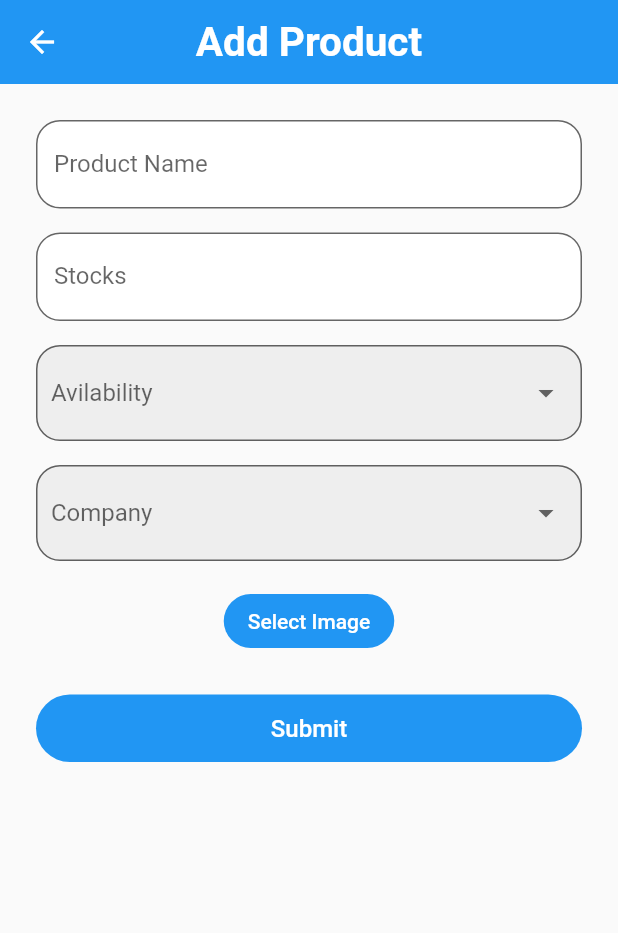
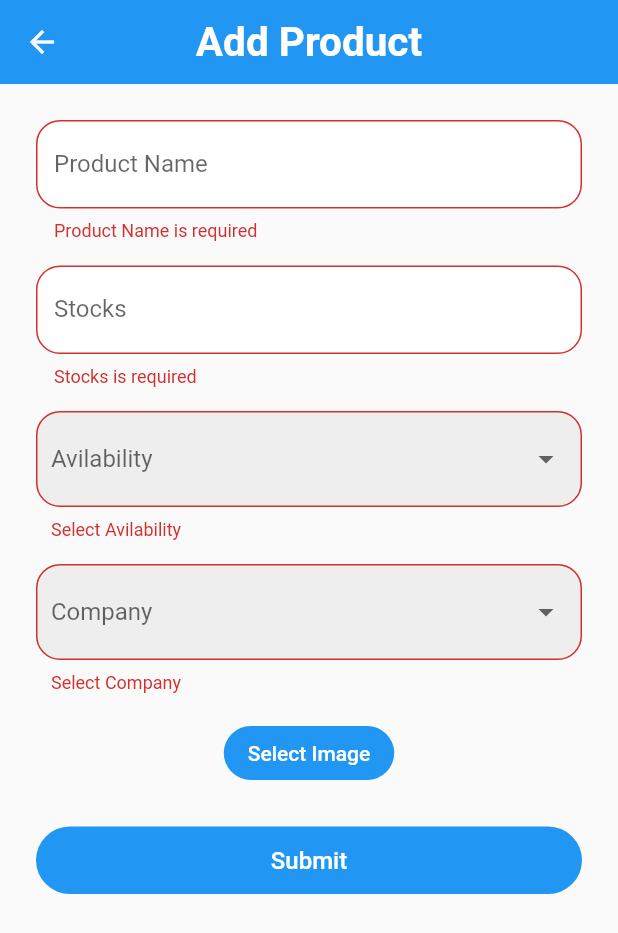
Before and after one commit to trd-wilfredo/flutter_app, a Flutter app: the AddProduct screen opened directly, after a tap on "Submit", on a phone screen of 412 x 824 dp. Shown: the top 933 px of the screen. Run offline on Flutter 3.47's test engine with Material 2 defaults, Android fonts, the phone set to English and light mode, and no system bars; our stand-ins replace cloud_firestore, firebase_auth, firebase_core, shared_preferences; missing offline and left inert: dart:js, file_picker_cross; accounts and stored records are empty.

Commit message:
changes base

```diff
--- a/lib/pages/product_page/add_product.dart
+++ b/lib/pages/product_page/add_product.dart
@@ -2,8 +2,10 @@ import 'package:flutter/foundation.dart';
 import 'package:flutter/material.dart';
 import 'package:flutter/src/widgets/container.dart';
 import 'package:flutter/src/widgets/framework.dart';
+import 'package:flutter_features/pages/login/service/database_service.dart';
 import 'package:flutter_features/widgets/cheetah_input.dart';
 import 'package:file_picker_cross/file_picker_cross.dart';
+import 'package:flutter_features/widgets/widget.dart';
 
 class AddProduct extends StatefulWidget {
   const AddProduct({super.key});
@@ -17,9 +19,12 @@ class _AddProductState extends State<AddProduct> {
   final formKey = GlobalKey<FormState>();
   String producName = "";
   String stocks = "";
+  String company = '';
+  String avilability = '';
+  String timeCreated = "";
   String currentSelectedValue = '';
-  List avilability = ['yes', 'no '];
-  List company = ['company1', 'company2'];
+  List avilabilities = ['yes', 'no '];
+  List companies = ['company1', 'company2'];
 
   @override
   Widget build(BuildContext context) {
@@ -63,7 +68,7 @@ class _AddProductState extends State<AddProduct> {
                 ),
                 SizedBox(height: 16),
                 DropdownButtonFormField(
-                  items: avilability.map((category) {
+                  items: avilabilities.map((category) {
                     return new DropdownMenuItem(
                         value: category,
                         child: Row(
@@ -73,9 +78,15 @@ class _AddProductState extends State<AddProduct> {
                         ));
                   }).toList(),
                   onChanged: (newValue) {
-                    print([newValue, 'asd']);
                     // do other stuff with _category
-                    // setState(() => level = newValue);
+                    setState(() => company = '$newValue');
+                  },
+                  validator: (value) {
+                    if (value == null) {
+                      return 'Select Avilability';
+                    } else {
+                      return null;
+                    }
                   },
                   // value: level,
                   decoration: InputDecoration(
@@ -91,7 +102,7 @@ class _AddProductState extends State<AddProduct> {
                 ),
                 SizedBox(height: 16),
                 DropdownButtonFormField(
-                  items: company.map((category) {
+                  items: companies.map((category) {
                     return new DropdownMenuItem(
                         value: category,
                         child: Row(
@@ -101,9 +112,15 @@ class _AddProductState extends State<AddProduct> {
                         ));
                   }).toList(),
                   onChanged: (newValue) {
-                    print([newValue, 'asd']);
                     // do other stuff with _category
-                    // setState(() => level = newValue);
+                    setState(() => company = '$newValue');
+                  },
+                  validator: (value) {
+                    if (value == null) {
+                      return 'Select Company';
+                    } else {
+                      return null;
+                    }
                   },
                   // value: level,
                   decoration: InputDecoration(
@@ -156,7 +173,7 @@ class _AddProductState extends State<AddProduct> {
                   height: 45,
                   child: ElevatedButton(
                     onPressed: () {
-                      // register();
+                      addProduct();
                     },
                     style: ElevatedButton.styleFrom(
                       primary: Theme.of(context).primaryColor,
@@ -178,4 +195,23 @@ class _AddProductState extends State<AddProduct> {
       ),
     );
   }
+
+  addProduct() async {
+    if (formKey.currentState!.validate()) {
+      setState(() {
+        _isLoading = true;
+        timeCreated = DateTime.now().millisecondsSinceEpoch.toString();
+      });
+      await DatabaseService()
+          .addSaveProduct(producName, company, stocks, company, timeCreated)
+          .then((value) async {
+        if (value == true) {
+          nextScreenReplace(context, AddProduct());
+        } else {
+          showSnackBr(context, Colors.red, value);
+          _isLoading = false;
+        }
+      });
+    }
+  }
 }
--- a/lib/pages/user_page/add_user.dart
+++ b/lib/pages/user_page/add_user.dart
@@ -216,7 +216,6 @@ class _AddUserState extends State<AddUser> {
       setState(() {
         _isLoading = true;
       });
-      print([fullname, email, password, level, company]);
       await authService
           .registerUserWithEmailandPassword(
               fullname, email, password, level, company)
--- a/lib/widgets/cheetah_input.dart
+++ b/lib/widgets/cheetah_input.dart
@@ -35,6 +35,8 @@ class _CheetahInputState extends State<CheetahInput> {
         setState(() {
           textVal = '$value';
         });
+
+        var labelText = widget.labelText;
         if (value!.isNotEmpty) {
           widget.onSaved(value);
           if (widget.labelText == 'Email') {
@@ -47,10 +49,10 @@ class _CheetahInputState extends State<CheetahInput> {
           if (widget.labelText == 'Password' && value!.length < 6) {
             return 'Password must be at least 6 charaters';
           }
-          if (widget.labelText == 'Name' || widget.labelText == 'Product Name')
+          if (widget.labelText == 'Name' || labelText == 'Product Name')
             return null;
         } else {
-          return '$widget.labelText is required';
+          return '$labelText is required';
         }
       },
       onSaved: widget.onSaved(textVal),
```
Also changed, not shown: lib/pages/company_page/add_company.dart (+9 -1 lines), lib/pages/login/service/database_service.dart (+20 -9 lines).
